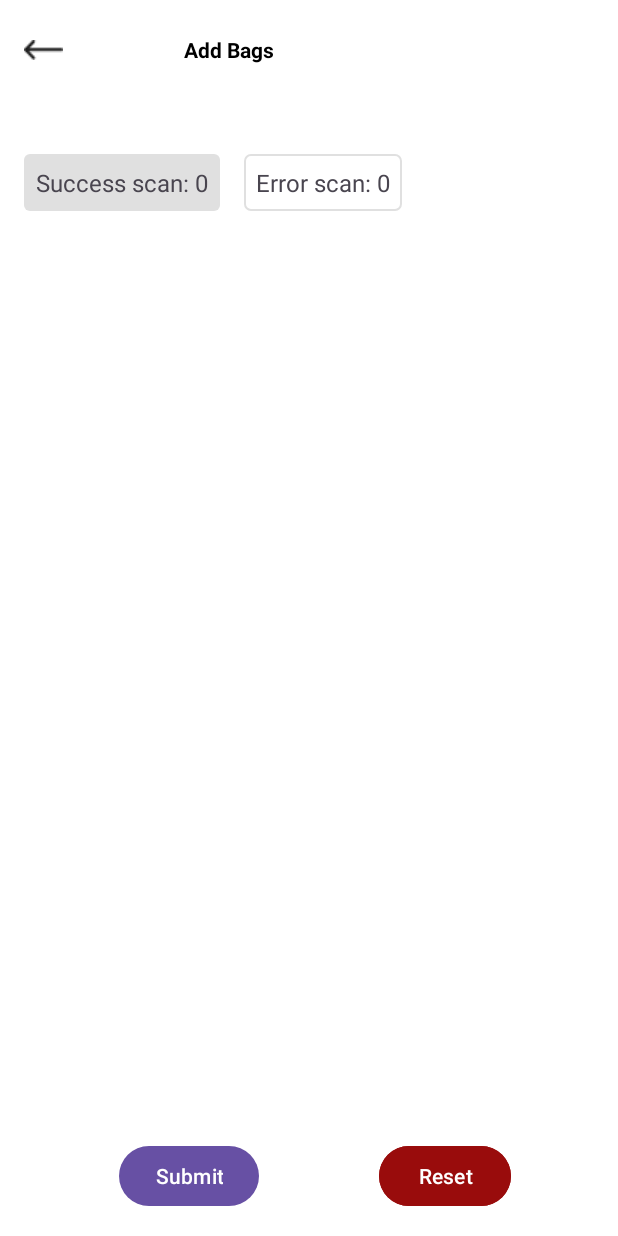
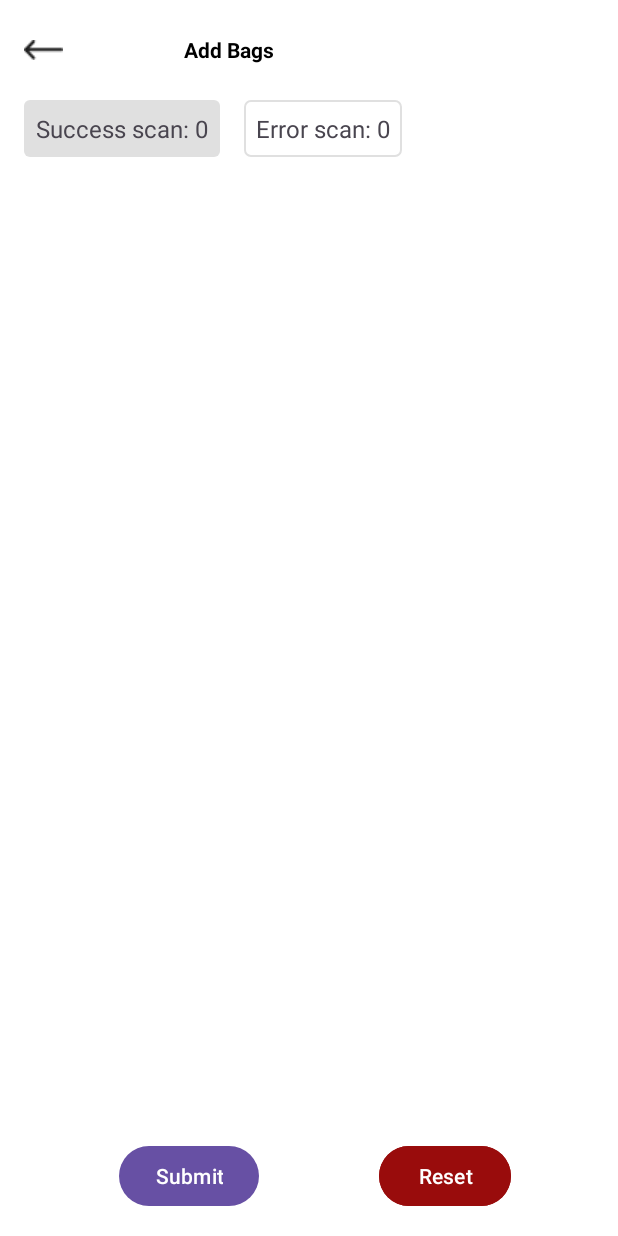
Before and after one commit to Amankhan0/RFID-Hindalco, an Android app: the layout activity_main.xml on its own in the app's theme, with its tools: preview values and no code run, on a phone screen of 412 x 824 dp. Run offline under Robolectric (Android 15) with nearby library versions, the phone set to English and light mode, and no system bars.

Commit message:
evening push

```diff
--- a/app/src/main/java/com/example/hellorfid/reader/MainActivity.java
+++ b/app/src/main/java/com/example/hellorfid/reader/MainActivity.java
@@ -308,7 +308,6 @@ public class MainActivity extends AppCompatActivity implements TagAdapter.OnTagD
                     if(sessionManager.getCheckTagOn().equals(Constants.LOCATION)) {
                         if(sessionManager.getBuildingId().equals(obj.getString("currentLocation")) && obj.getString("tagType").equals(Constants.LOCATION)) {
                             addSuccessTag(tagId, isOverLimit, obj);
-
                             tagCheckBtnEnable(obj,1);
                         }else {
                             obj.put("tagType",Constants.LOCATION.equals(obj.getString("tagType"))?"BLD_ERR":obj.getString("tagType"));
--- a/app/src/main/res/layout/activity_main.xml
+++ b/app/src/main/res/layout/activity_main.xml
@@ -44,21 +44,21 @@
         app:layout_constraintStart_toStartOf="parent" />
 
     <TextView
+        android:visibility="gone"
         android:id="@+id/title"
         android:layout_width="wrap_content"
         android:layout_height="wrap_content"
-        android:layout_marginTop="2dp"
         android:text=""
-        android:textSize="24sp"
-        app:layout_constraintTop_toBottomOf="@id/backButton1"
+        android:textSize="0sp"
+        app:layout_constraintTop_toBottomOf="@id/toolbar"
         app:layout_constraintStart_toStartOf="parent"
         app:layout_constraintEnd_toEndOf="parent"
         app:layout_constraintHorizontal_bias="0.5" />
+
     <TextView
         android:id="@+id/totalScan1"
         android:layout_width="wrap_content"
         android:layout_height="wrap_content"
-        android:layout_marginTop="1dp"
         android:layout_marginStart="16dp"
         android:text="Success scan: 0"
         android:textSize="16sp"
@@ -73,7 +73,6 @@
         android:id="@+id/errorScan"
         android:layout_width="wrap_content"
         android:layout_height="wrap_content"
-        android:layout_marginTop="1dp"
         android:layout_marginStart="16dp"
         android:text="Error scan: 0"
         android:textSize="16sp"
```
Also changed, not shown: app/src/main/java/com/example/hellorfid/activities/ActionActivity.java (+8 -8 lines).
